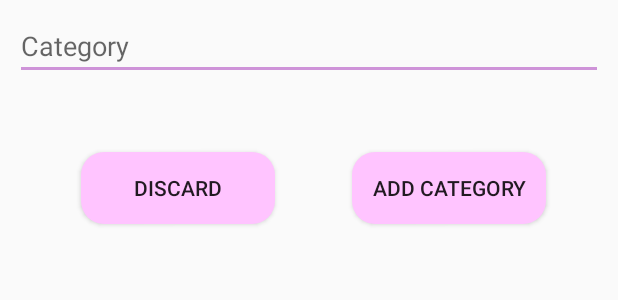
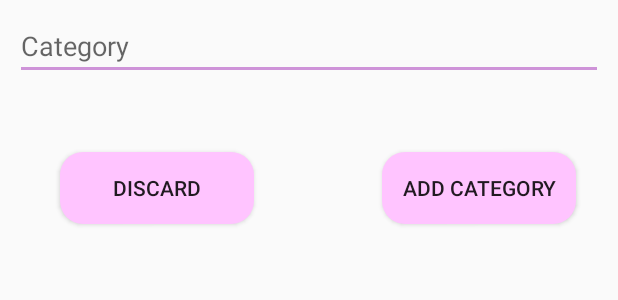
Before and after one commit to Pronoy999/TODOApplication, an Android app: the layout add_category_dialog.xml on its own in the app's theme, with its tools: preview values and no code run, on a phone screen of 412 x 824 dp. Shown: the top 300 px of the screen. Run offline under Robolectric (Android 15) with nearby library versions, the phone set to English and light mode, and no system bars.

Commit message:
Minor bugs fixed and Layout fixes.

```diff
--- a/app/src/main/java/com/pronoy/mukhe/todoapplication/Acitvities/TodoActivity.java
+++ b/app/src/main/java/com/pronoy/mukhe/todoapplication/Acitvities/TodoActivity.java
@@ -101,6 +101,7 @@ public class TodoActivity extends AppCompatActivity {
             case R.id.openCategory:
                 Intent intent=new Intent(TodoActivity.this,CategoryActivity.class);
                 startActivity(intent);
+                finish();
         }
         return super.onOptionsItemSelected(item);
     }
--- a/app/src/main/java/com/pronoy/mukhe/todoapplication/Helper/DatabaseController.java
+++ b/app/src/main/java/com/pronoy/mukhe/todoapplication/Helper/DatabaseController.java
@@ -73,6 +73,7 @@ public class DatabaseController {
             Messages.logMessage(TAG_CLASS, e.toString());
         }
         cursor.close();
+        sqLiteDatabase.close();
         return todoArray;
     }
 
@@ -97,6 +98,7 @@ public class DatabaseController {
             Messages.logMessage(TAG_CLASS,e.toString());
         }
         cursor.close();
+        sqLiteDatabase.close();
         return desc.toString();
     }
 
@@ -121,6 +123,7 @@ public class DatabaseController {
             categoryArray.put(category);
         }
         cursor.close();
+        sqLiteDatabase.close();
         return categoryArray;
     }
 
@@ -137,6 +140,7 @@ public class DatabaseController {
         cursor.moveToLast();
         Messages.logMessage(TAG_CLASS, "Deleted the Category. ");
         cursor.close();
+        sqLiteDatabase.close();
     }
 
     /**
@@ -175,6 +179,8 @@ public class DatabaseController {
         } catch (JSONException e) {
             Messages.logMessage(TAG_CLASS, e.toString());
         }
+        cursor.close();
+        sqLiteDatabase.close();
         return categoryObject;
     }
 
--- a/app/src/main/res/layout/add_category_dialog.xml
+++ b/app/src/main/res/layout/add_category_dialog.xml
@@ -25,30 +25,24 @@
         android:id="@+id/addCategoryButton"
         android:layout_width="129dp"
         android:layout_height="wrap_content"
-        android:layout_marginBottom="8dp"
-        android:layout_marginEnd="48dp"
+        android:layout_marginEnd="28dp"
         android:layout_marginTop="48dp"
         android:background="@drawable/circle_button"
         android:text="@string/add_category_button"
-        app:layout_constraintBottom_toBottomOf="parent"
         app:layout_constraintEnd_toEndOf="parent"
-        app:layout_constraintTop_toBottomOf="@+id/categoryDescEnter"
-        app:layout_constraintVertical_bias="0.0" />
+        app:layout_constraintTop_toBottomOf="@+id/categoryDescEnter" />
 
     <android.support.v7.widget.AppCompatButton
         android:id="@+id/discardCategoryButton"
         android:layout_width="129dp"
         android:layout_height="wrap_content"
-        android:layout_marginBottom="8dp"
         android:layout_marginEnd="8dp"
-        android:layout_marginStart="8dp"
+        android:layout_marginStart="32dp"
         android:layout_marginTop="48dp"
         android:background="@drawable/circle_button"
         android:text="@string/discard"
-        app:layout_constraintBottom_toBottomOf="parent"
         app:layout_constraintEnd_toStartOf="@+id/addCategoryButton"
-        app:layout_constraintHorizontal_bias="0.514"
+        app:layout_constraintHorizontal_bias="0.092"
         app:layout_constraintStart_toStartOf="parent"
-        app:layout_constraintTop_toBottomOf="@+id/categoryDescEnter"
-        app:layout_constraintVertical_bias="0.0" />
+        app:layout_constraintTop_toBottomOf="@+id/categoryDescEnter" />
 </android.support.constraint.ConstraintLayout>
```
